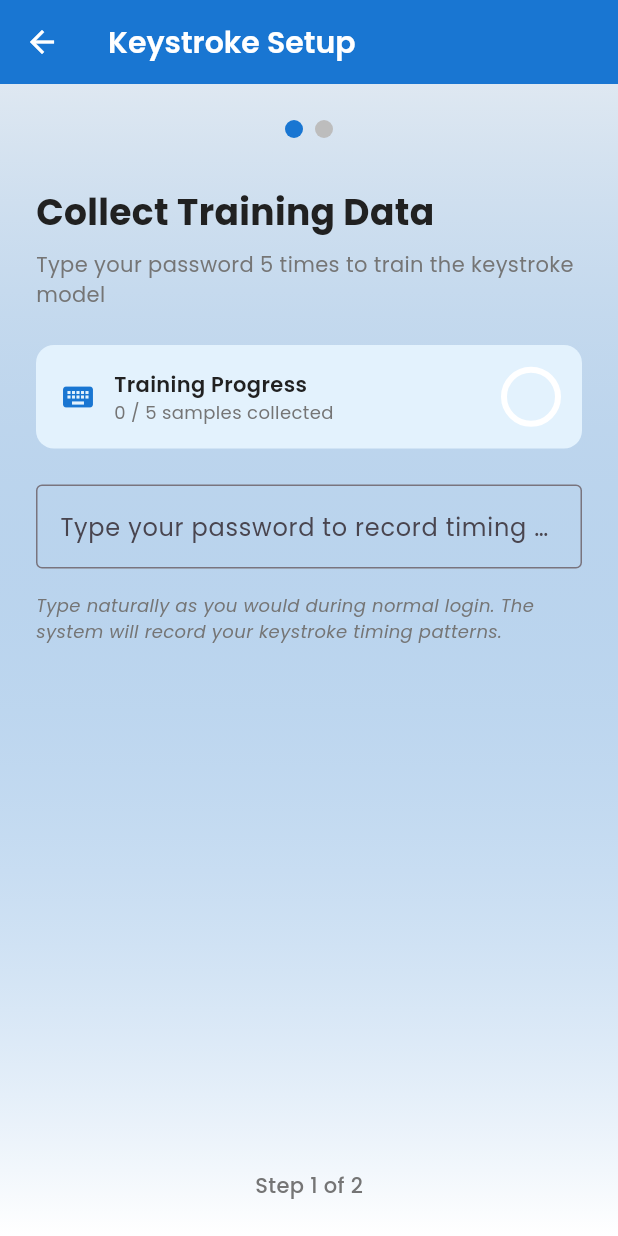
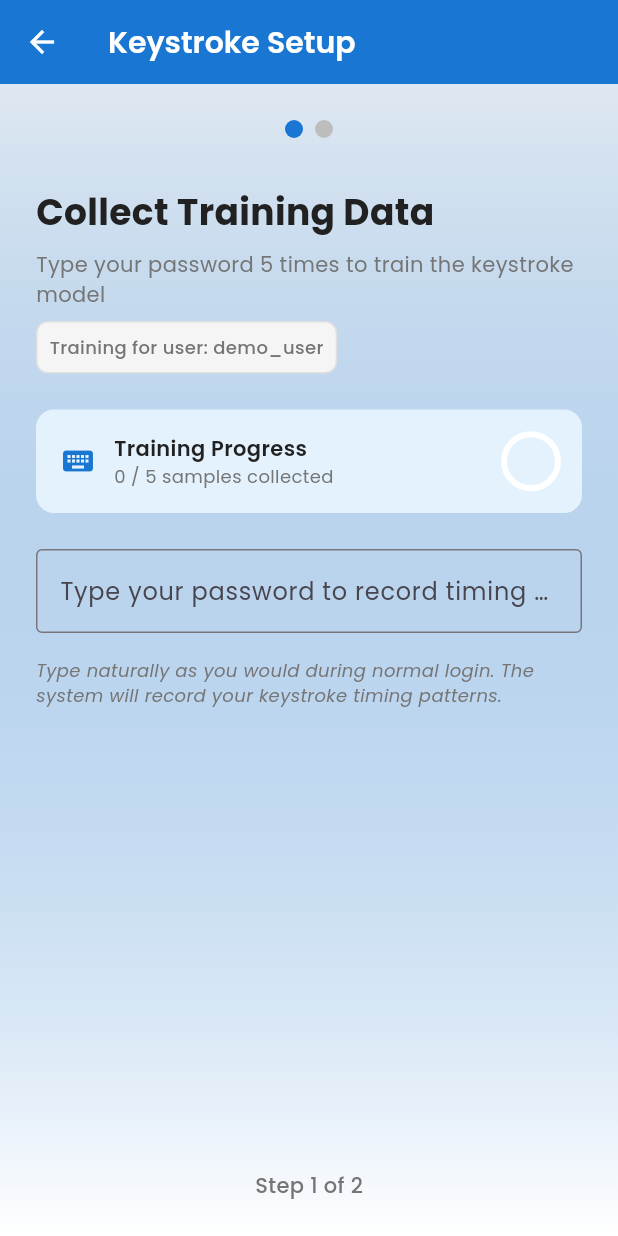
Before and after one commit to DarshanCHMSR/Samsung_prism, a Flutter app: the screen it shows after launch, after a tap on "Setup", on a phone screen of 412 x 824 dp. Run offline on Flutter 3.47's test engine with Material 3 defaults, Android fonts, the phone set to English and light mode, and no system bars; our stand-ins replace cloud_firestore, firebase_auth, firebase_core, font_awesome_flutter, geocoding, geolocator and 3 more; missing offline and left inert: mobile_scanner; accounts and stored records are empty; generated files the repository leaves out were written again; network calls fail; project files that could hold a hidden picture were left out.

Commit message:
SECURITY: Remove exposed credentials and fix keystroke user ID mismatch
 SECURITY FIXES:
- Remove firebase_options.dart from git tracking (contained exposed API keys)
- Remove google-services.json from git tracking
- Remove .env file from git tracking (contained Gemini API key)
- Remove firebase service account JSON from git tracking
- Add comprehensive .gitignore for security
- Add SECURITY_REGENERATION_GUIDE.md with credential rotation instructions
- Add firebase_options.dart.example template

 KEYSTROKE AUTHENTICATION FIXES:
- Fix user ID mismatch between login and training screens
- Login screen now passes email as userId to training screen
- Training screen prioritizes passed userId over Firebase UID
- Add debug info showing which userId is being used for training
- Resolve infinite training loop issue

  IMPORTANT: All exposed API keys must be regenerated immediately!
See SECURITY_REGENERATION_GUIDE.md for complete instructions.

```diff
--- a/samsung_prism/lib/screens/auth/enhanced_login_screen.dart
+++ b/samsung_prism/lib/screens/auth/enhanced_login_screen.dart
@@ -85,7 +85,11 @@ class _EnhancedLoginScreenState extends State<EnhancedLoginScreen> {
           print('DEBUG: Auto-configuration failed: $e');
           if (mounted) {
             _showError('Unable to connect to keystroke server. Redirecting to setup...');
-            Navigator.pushReplacementNamed(context, '/keystroke-setup');
+            Navigator.pushReplacementNamed(
+              context,
+              '/keystroke-setup',
+              arguments: {'userId': userId}, // Pass the userId
+            );
           }
           return;
         }
@@ -109,10 +113,14 @@ class _EnhancedLoginScreenState extends State<EnhancedLoginScreen> {
 
       // Check if user needs training first
       if (needsTraining) {
-        print('DEBUG: User needs training, redirecting to setup');
+        print('DEBUG: User needs training, redirecting to setup with userId: $userId');
         if (mounted) {
           _showError('User needs keystroke training. Redirecting to setup...');
-          Navigator.pushReplacementNamed(context, '/keystroke-setup');
+          Navigator.pushReplacementNamed(
+            context,
+            '/keystroke-setup',
+            arguments: {'userId': userId}, // Pass the userId
+          );
         }
         return;
       }
@@ -508,7 +516,11 @@ class _EnhancedLoginScreenState extends State<EnhancedLoginScreen> {
                                       ),
                                       TextButton(
                                         onPressed: () {
-                                          Navigator.pushNamed(context, '/keystroke-setup');
+                                          Navigator.pushNamed(
+                                            context,
+                                            '/keystroke-setup',
+                                            arguments: {'userId': _emailController.text.trim()}, // Pass the current email
+                                          );
                                         },
                                         child: const Text('Setup', style: TextStyle(fontSize: 12)),
                                       ),
--- a/samsung_prism/lib/screens/keystroke/keystroke_setup_screen.dart
+++ b/samsung_prism/lib/screens/keystroke/keystroke_setup_screen.dart
@@ -22,6 +22,7 @@ class _KeystrokeSetupScreenState extends State<KeystrokeSetupScreen> {
   final int _requiredSamples = 5;
   List<KeystrokeSession> _trainingSessions = [];
   bool _isTraining = false;
+  String? _passedUserId; // Store the passed userId
 
   // Key for keystroke recorder to force rebuild and clear input
   Key _keystrokeRecorderKey = UniqueKey();
@@ -33,6 +34,16 @@ class _KeystrokeSetupScreenState extends State<KeystrokeSetupScreen> {
   }
 
   void _initializeKeystrokeAuth() async {
+    // Get the passed userId from route arguments
+    WidgetsBinding.instance.addPostFrameCallback((_) {
+      final arguments = ModalRoute.of(context)?.settings.arguments as Map<String, dynamic>?;
+      if (arguments != null && arguments['userId'] != null) {
+        _passedUserId = arguments['userId'] as String;
+        print('DEBUG: Received userId from navigation: $_passedUserId');
+        setState(() {}); // Trigger rebuild with the userId
+      }
+    });
+
     // Provider will auto-configure with default settings
     await Future.delayed(Duration.zero); // Ensure provider is initialized
   }
@@ -41,6 +52,16 @@ class _KeystrokeSetupScreenState extends State<KeystrokeSetupScreen> {
   void dispose() {
     _trainingPasswordController.dispose();
     super.dispose();
+  }
+
+  // Get the correct userId - prioritize passed userId, then Firebase email, then Firebase UID, then demo_user
+  String _getUserId() {
+    if (_passedUserId != null && _passedUserId!.isNotEmpty) {
+      return _passedUserId!;
+    }
+
+    final authProvider = Provider.of<AuthProvider>(context, listen: false);
+    return authProvider.user?.email ?? authProvider.user?.uid ?? 'demo_user';
   }
 
   void _nextStep() {
@@ -61,9 +82,14 @@ class _KeystrokeSetupScreenState extends State<KeystrokeSetupScreen> {
 
   void _trainModel() async {
     final keystrokeProvider = Provider.of<KeystrokeAuthProvider>(context, listen: false);
-    final authProvider = Provider.of<AuthProvider>(context, listen: false);
 
-    final userId = authProvider.user?.uid ?? 'demo_user';
+    // Use the consistent userId
+    final userId = _getUserId();
+
+    print('DEBUG: Training model with user ID: $userId');
+    print('DEBUG: Passed userId: $_passedUserId');
+    print('DEBUG: Firebase UID: ${Provider.of<AuthProvider>(context, listen: false).user?.uid}');
+    print('DEBUG: User email: ${Provider.of<AuthProvider>(context, listen: false).user?.email}');
 
     setState(() {
       _isTraining = true;
@@ -99,8 +125,8 @@ class _KeystrokeSetupScreenState extends State<KeystrokeSetupScreen> {
   }
 
   void _onKeystrokeSessionComplete(KeystrokeSession session) {
-    final authProvider = Provider.of<AuthProvider>(context, listen: false);
-    final userId = authProvider.user?.uid ?? 'demo_user';
+    // Use the consistent userId
+    final userId = _getUserId();
 
     final sessionWithUser = session.copyWith(userId: userId);
     _trainingSessions.add(sessionWithUser);
@@ -169,7 +195,27 @@ class _KeystrokeSetupScreenState extends State<KeystrokeSetupScreen> {
             color: AppColors.textGrey,
           ),
         ),
-        const SizedBox(height: 24),
+
+        // Debug info
+        Container(
+          margin: const EdgeInsets.symmetric(vertical: 8),
+          padding: const EdgeInsets.all(8),
+          decoration: BoxDecoration(
+            color: Colors.grey[100],
+            borderRadius: BorderRadius.circular(8),
+            border: Border.all(color: Colors.grey[300]!),
+          ),
+          child: Text(
+            'Training for user: ${_getUserId()}',
+            style: GoogleFonts.poppins(
+              fontSize: 12,
+              color: AppColors.textGrey,
+              fontWeight: FontWeight.w500,
+            ),
+          ),
+        ),
+
+        const SizedBox(height: 16),
 
         // Progress indicator
         Container(
```
Also changed, not shown: agent_development_kit/config/samsung-prism-banking-app-firebase-adminsdk.json (deleted, +0 -13 lines), samsung_prism/lib/firebase_options.dart (deleted), 5 other files.
